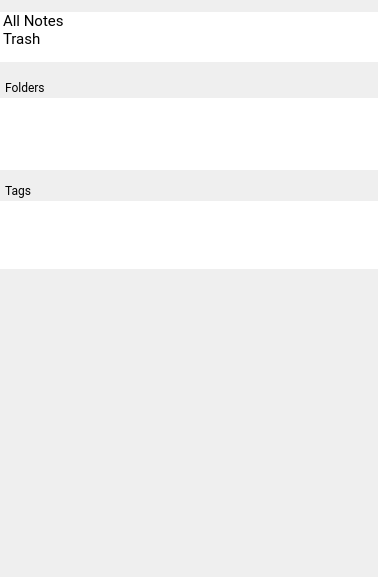
Above: src/foldertagwidget.ui from theshadowx/notes before the change. Below: the same form after it.
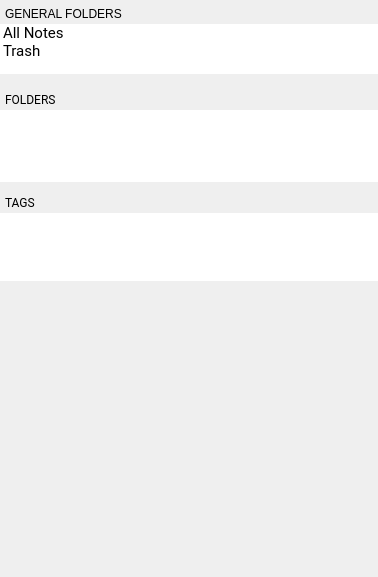
That is the form after the change.

Commit message: Renaming objects and including folder name in the signal emitted when a folder is clicked

The edit to the form file:
```diff
--- a/src/foldertagwidget.ui
+++ b/src/foldertagwidget.ui
@@ -91,7 +91,7 @@
            <x>0</x>
            <y>0</y>
            <width>378</width>
-           <height>577</height>
+           <height>562</height>
           </rect>
          </property>
          <property name="sizePolicy">
@@ -105,7 +105,7 @@
            <number>0</number>
           </property>
           <property name="topMargin">
-           <number>12</number>
+           <number>3</number>
           </property>
           <property name="rightMargin">
            <number>0</number>
@@ -144,7 +144,53 @@
               <number>0</number>
              </property>
              <item>
-              <widget class="QListWidget" name="generalListW">
+              <widget class="QFrame" name="frameGeneral">
+               <property name="minimumSize">
+                <size>
+                 <width>0</width>
+                 <height>21</height>
+                </size>
+               </property>
+               <property name="frameShape">
+                <enum>QFrame::NoFrame</enum>
+               </property>
+               <property name="frameShadow">
+                <enum>QFrame::Raised</enum>
+               </property>
+               <layout class="QGridLayout" name="gridLayout_2">
+                <property name="leftMargin">
+                 <number>0</number>
+                </property>
+                <property name="topMargin">
+                 <number>0</number>
+                </property>
+                <property name="rightMargin">
+                 <number>0</number>
+                </property>
+                <property name="bottomMargin">
+                 <number>0</number>
+                </property>
+                <property name="spacing">
+                 <number>0</number>
+                </property>
+                <item row="0" column="0">
+                 <widget class="QLabel" name="generalLabel">
+                  <property name="frameShape">
+                   <enum>QFrame::NoFrame</enum>
+                  </property>
+                  <property name="text">
+                   <string>GENERAL FOLDERS</string>
+                  </property>
+                  <property name="indent">
+                   <number>5</number>
+                  </property>
+                 </widget>
+                </item>
+               </layout>
+              </widget>
+             </item>
+             <item>
+              <widget class="QListWidget" name="generalFoldersView">
                <property name="sizePolicy">
                 <sizepolicy hsizetype="Expanding" vsizetype="Fixed">
                  <horstretch>0</horstretch>
@@ -304,7 +350,7 @@
                    </font>
                   </property>
                   <property name="text">
-                   <string>Folders</string>
+                   <string>FOLDERS</string>
                   </property>
                   <property name="indent">
                    <number>5</number>
@@ -543,7 +589,7 @@
                    </font>
                   </property>
                   <property name="text">
-                   <string>Tags</string>
+                   <string>TAGS</string>
                   </property>
                   <property name="indent">
                    <number>5</number>
```
Left out of the diff: 44 changed lines with no effect on the pictures. The commit also changes 2 other files.
